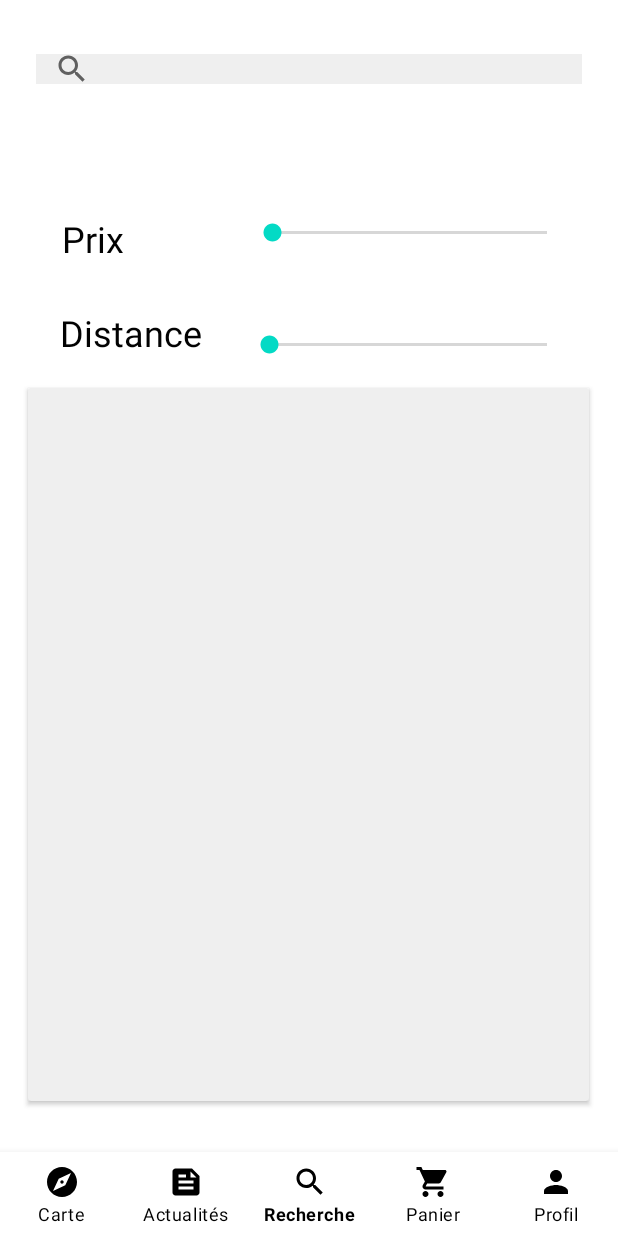
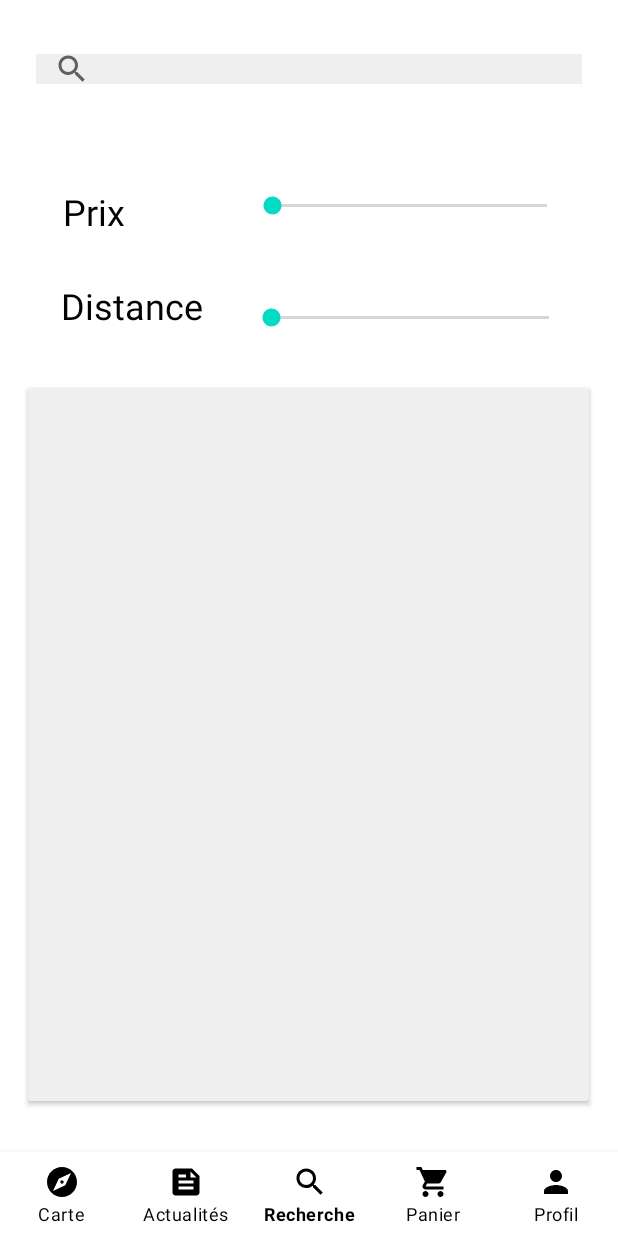
Before and after one commit to AntoineDesanti/graill-sain, an Android app: the screen it shows after launch (MainActivity), item 3 of the bottom bar chosen, on a phone screen of 412 x 824 dp. Run offline under Robolectric (Android 15) with nearby library versions, the phone set to English and light mode, and no system bars; libraries missing offline, so code that uses them is left out: org.osmdroid.api, org.osmdroid.config, org.osmdroid.tileprovider, org.osmdroid.util, org.osmdroid.views; Roboto replaces fonts that are not available here; 26 statements that could not run were skipped.

Commit message:
autre fix graphique

```diff
--- a/appli/app/src/main/res/layout/page_search.xml
+++ b/appli/app/src/main/res/layout/page_search.xml
@@ -6,6 +6,64 @@
     android:layout_height="match_parent"
     android:background="@color/white">
 
+
+    <TextView
+        android:id="@+id/textView9"
+        android:layout_width="106dp"
+        android:layout_height="45dp"
+        android:layout_marginStart="40dp"
+        android:layout_marginTop="169dp"
+        android:layout_marginEnd="265dp"
+        android:layout_marginBottom="517dp"
+        android:text="Distance"
+        android:textColor="#020202"
+        android:textSize="24sp"
+        app:layout_constraintBottom_toBottomOf="parent"
+        app:layout_constraintEnd_toEndOf="parent"
+        app:layout_constraintStart_toStartOf="parent"
+        app:layout_constraintTop_toTopOf="parent" />
+
+    <TextView
+        android:id="@+id/textView8"
+        android:layout_width="54dp"
+        android:layout_height="38dp"
+        android:layout_marginStart="41dp"
+        android:layout_marginTop="106dp"
+        android:layout_marginEnd="316dp"
+        android:layout_marginBottom="587dp"
+        android:text="Prix"
+        android:textColor="#020202"
+        android:textSize="24sp"
+        app:layout_constraintBottom_toBottomOf="parent"
+        app:layout_constraintEnd_toEndOf="parent"
+        app:layout_constraintStart_toStartOf="parent"
+        app:layout_constraintTop_toTopOf="parent" />
+
+    <SeekBar
+        android:id="@+id/seekBar3"
+        android:layout_width="217dp"
+        android:layout_height="49dp"
+        android:layout_marginStart="164dp"
+        android:layout_marginTop="169dp"
+        android:layout_marginEnd="30dp"
+        android:layout_marginBottom="513dp"
+        app:layout_constraintBottom_toBottomOf="parent"
+        app:layout_constraintEnd_toEndOf="parent"
+        app:layout_constraintStart_toStartOf="parent"
+        app:layout_constraintTop_toTopOf="parent" />
+
+    <SeekBar
+        android:id="@+id/seekBar2"
+        android:layout_width="215dp"
+        android:layout_height="50dp"
+        android:layout_marginStart="165dp"
+        android:layout_marginTop="94dp"
+        android:layout_marginEnd="31dp"
+        android:layout_marginBottom="587dp"
+        app:layout_constraintBottom_toBottomOf="parent"
+        app:layout_constraintEnd_toEndOf="parent"
+        app:layout_constraintStart_toStartOf="parent"
+        app:layout_constraintTop_toTopOf="parent" />
 
     <SearchView
         android:id="@+id/searchView"
@@ -39,79 +97,4 @@
 
     </androidx.cardview.widget.CardView>
 
-    <androidx.constraintlayout.widget.ConstraintLayout
-        android:id="@+id/cardView"
-        android:layout_width="375dp"
-        android:layout_height="144dp"
-        android:layout_marginStart="16dp"
-        android:layout_marginTop="78dp"
-        android:layout_marginEnd="17dp"
-        android:layout_marginBottom="508dp"
-        app:cardBackgroundColor="#EFEFEF"
-        app:layout_constraintBottom_toBottomOf="parent"
-        app:layout_constraintEnd_toEndOf="parent"
-        app:layout_constraintHorizontal_bias="1.0"
-        app:layout_constraintStart_toStartOf="parent"
-        app:layout_constraintTop_toTopOf="parent"
-        app:layout_constraintVertical_bias="1.0">
-
-        <SeekBar
-            android:id="@+id/seekBar2"
-            android:layout_width="215dp"
-            android:layout_height="50dp"
-            android:layout_marginStart="147dp"
-            android:layout_marginTop="25dp"
-            android:layout_marginEnd="16dp"
-            android:layout_marginBottom="90dp"
-            app:layout_constraintBottom_toBottomOf="parent"
-            app:layout_constraintEnd_toEndOf="parent"
-            app:layout_constraintStart_toStartOf="parent"
-            app:layout_constraintTop_toTopOf="parent" />
-
-        <SeekBar
-            android:id="@+id/seekBar3"
-            android:layout_width="217dp"
-            android:layout_height="49dp"
-            android:layout_marginStart="145dp"
-            android:layout_marginTop="100dp"
-            android:layout_marginEnd="15dp"
-            android:layout_marginBottom="16dp"
-            app:layout_constraintBottom_toBottomOf="parent"
-            app:layout_constraintEnd_toEndOf="parent"
-            app:layout_constraintStart_toStartOf="parent"
-            app:layout_constraintTop_toTopOf="parent" />
-
-        <TextView
-            android:id="@+id/textView8"
-            android:layout_width="54dp"
-            android:layout_height="38dp"
-            android:layout_marginStart="22dp"
-            android:layout_marginTop="37dp"
-            android:layout_marginEnd="300dp"
-            android:layout_marginBottom="90dp"
-            android:text="Prix"
-            android:textColor="#020202"
-            android:textSize="24sp"
-            app:layout_constraintBottom_toBottomOf="parent"
-            app:layout_constraintEnd_toEndOf="parent"
-            app:layout_constraintStart_toStartOf="parent"
-            app:layout_constraintTop_toTopOf="parent" />
-
-        <TextView
-            android:id="@+id/textView9"
-            android:layout_width="106dp"
-            android:layout_height="45dp"
-            android:layout_marginStart="22dp"
-            android:layout_marginTop="100dp"
-            android:layout_marginEnd="250dp"
-            android:layout_marginBottom="20dp"
-            android:text="Distance"
-            android:textColor="#020202"
-            android:textSize="24sp"
-            app:layout_constraintBottom_toBottomOf="parent"
-            app:layout_constraintEnd_toEndOf="parent"
-            app:layout_constraintStart_toStartOf="parent"
-            app:layout_constraintTop_toTopOf="parent" />
-    </androidx.constraintlayout.widget.ConstraintLayout>
-
 </androidx.constraintlayout.widget.ConstraintLayout>
```
